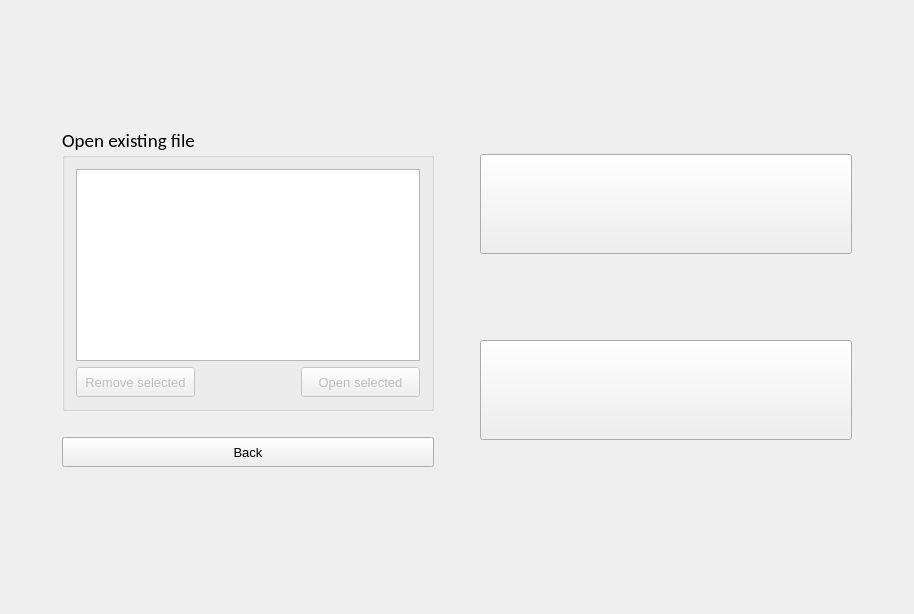
First picture: the form in textedit/landingpage.ui, repository pgallo725/livetext-pds, before the edit.
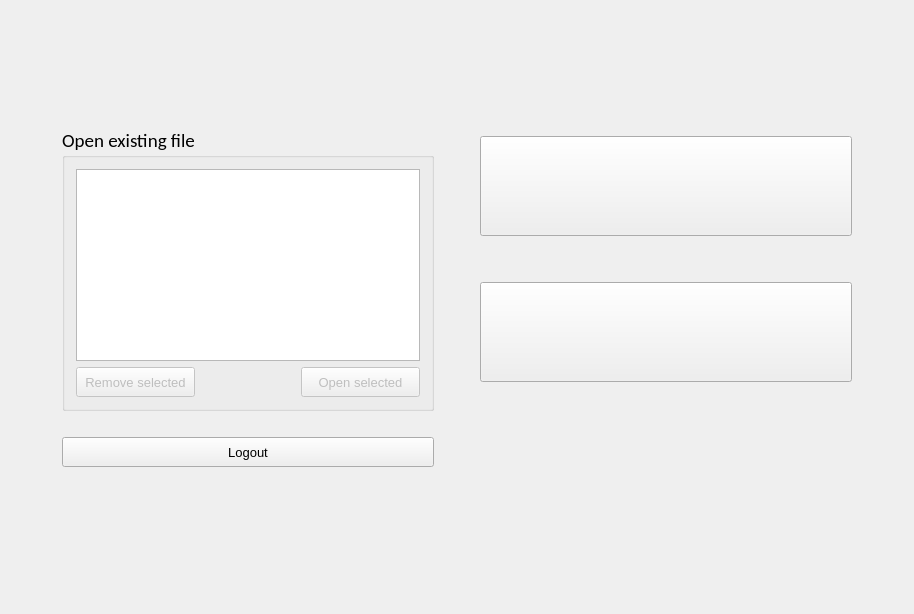
Second picture: the form after the edit. The open tabs and pages were chosen to show the change.

Commit message: Added DocumentEditor class Added contents to LandingPage (remove document)

The edit to the form file:
```diff
--- a/textedit/landingpage.ui
+++ b/textedit/landingpage.ui
@@ -924,7 +924,7 @@
                </size>
               </property>
               <property name="text">
-               <string>Back</string>
+               <string>Logout</string>
               </property>
              </widget>
             </item>
@@ -961,7 +961,7 @@
             <property name="sizeHint" stdset="0">
              <size>
               <width>20</width>
-              <height>40</height>
+              <height>45</height>
              </size>
             </property>
            </spacer>
@@ -990,7 +990,7 @@
             <property name="sizeHint" stdset="0">
              <size>
               <width>20</width>
-              <height>80</height>
+              <height>40</height>
              </size>
             </property>
            </spacer>
@@ -1008,6 +1008,132 @@
             </property>
            </widget>
           </item>
+          <item>
+           <spacer name="verticalSpacer_9">
+            <property name="orientation">
+             <enum>Qt::Vertical</enum>
+            </property>
+            <property name="sizeType">
+             <enum>QSizePolicy::Preferred</enum>
+            </property>
+            <property name="sizeHint" stdset="0">
+             <size>
+              <width>20</width>
+              <height>40</height>
+             </size>
+            </property>
+           </spacer>
+          </item>
+          <item>
+           <widget class="QLabel" name="label_incorrect_file_operation">
+            <property name="minimumSize">
+             <size>
+              <width>0</width>
+              <height>30</height>
+             </size>
+            </property>
+            <property name="palette">
+             <palette>
+              <active>
+               <colorrole role="WindowText">
+                <brush brushstyle="SolidPattern">
+                 <color alpha="255">
+                  <red>255</red>
+                  <green>0</green>
+                  <blue>0</blue>
+                 </color>
+                </brush>
+               </colorrole>
+               <colorrole role="Text">
+                <brush brushstyle="SolidPattern">
+                 <color alpha="255">
+                  <red>0</red>
+                  <green>0</green>
+                  <blue>0</blue>
+                 </color>
+                </brush>
+               </colorrole>
+               <colorrole role="PlaceholderText">
+                <brush brushstyle="SolidPattern">
+                 <color alpha="128">
+                  <red>255</red>
+                  <green>0</green>
+                  <blue>0</blue>
+                 </color>
+                </brush>
+               </colorrole>
+              </active>
+              <inactive>
+               <colorrole role="WindowText">
+                <brush brushstyle="SolidPattern">
+                 <color alpha="255">
+                  <red>255</red>
+                  <green>0</green>
+                  <blue>0</blue>
+                 </color>
+                </brush>
+               </colorrole>
+               <colorrole role="Text">
+                <brush brushstyle="SolidPattern">
+                 <color alpha="255">
+                  <red>0</red>
+                  <green>0</green>
+                  <blue>0</blue>
+                 </color>
+                </brush>
+               </colorrole>
+               <colorrole role="PlaceholderText">
+                <brush brushstyle="SolidPattern">
+                 <color alpha="128">
+                  <red>255</red>
+                  <green>0</green>
+                  <blue>0</blue>
+                 </color>
+                </brush>
+               </colorrole>
+              </inactive>
+              <disabled>
+               <colorrole role="WindowText">
+                <brush brushstyle="SolidPattern">
+                 <color alpha="255">
+                  <red>120</red>
+                  <green>120</green>
+                  <blue>120</blue>
+                 </color>
+                </brush>
+               </colorrole>
+               <colorrole role="Text">
+                <brush brushstyle="SolidPattern">
+                 <color alpha="255">
+                  <red>120</red>
+                  <green>120</green>
+                  <blue>120</blue>
+                 </color>
+                </brush>
+               </colorrole>
+               <colorrole role="PlaceholderText">
+                <brush brushstyle="SolidPattern">
+                 <color alpha="128">
+                  <red>0</red>
+                  <green>0</green>
+                  <blue>0</blue>
+                 </color>
+                </brush>
+               </colorrole>
+              </disabled>
+             </palette>
+            </property>
+            <property name="text">
+             <string/>
+            </property>
+            <property name="textFormat">
+             <enum>Qt::AutoText</enum>
+            </property>
+            <property name="alignment">
+             <set>Qt::AlignCenter</set>
+            </property>
+           </widget>
+          </item>
           <item>
            <spacer name="verticalSpacer_20">
             <property name="orientation">
```
Left out of the diff: 2 changed lines with no effect on the pictures. The commit also changes 10 other files.
